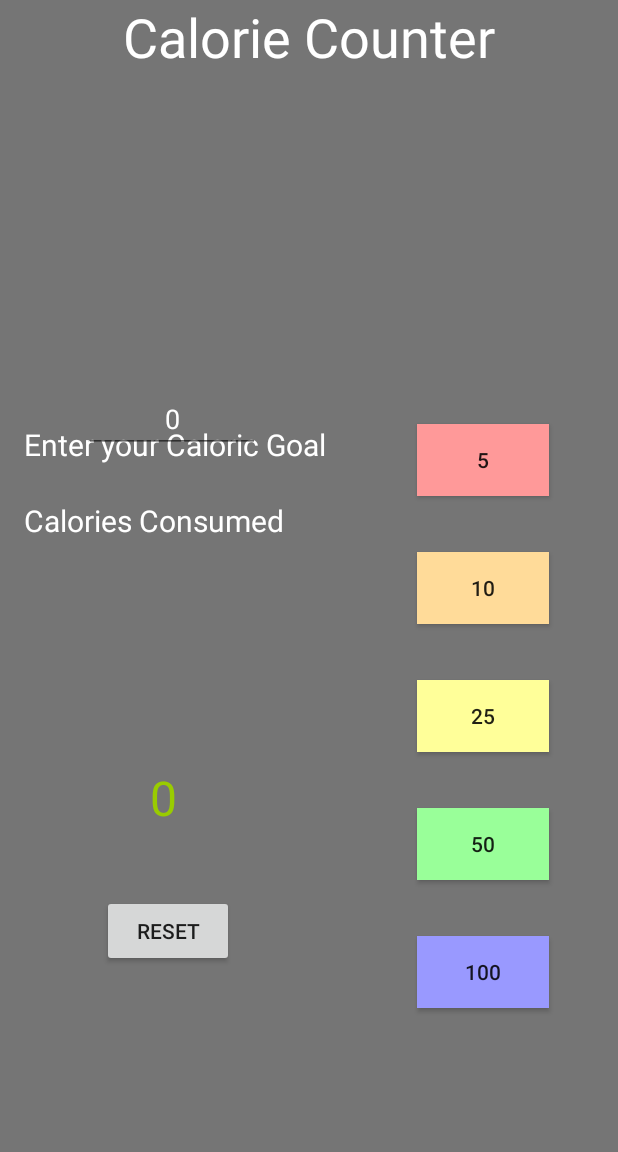
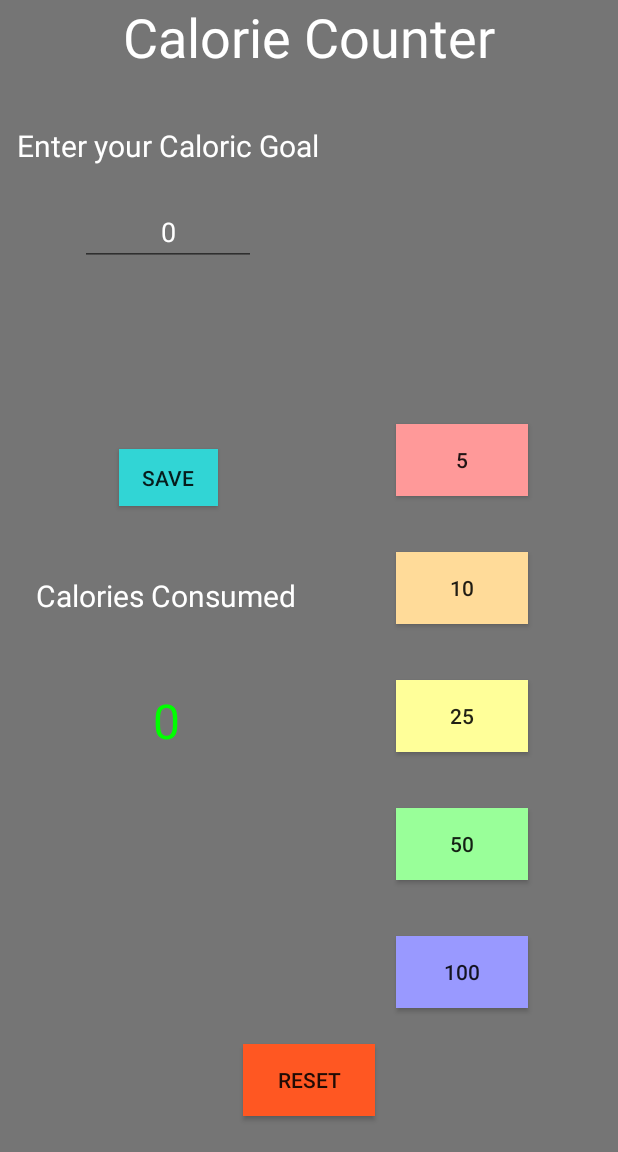
Before and after one commit to dmonreal/DailyAllotment, an Android app: the fragment CalFragment placed in its activity, on a phone screen of 412 x 824 dp, the part 84-1236 px from its top. Run offline under Robolectric (Android 15) with nearby library versions, the phone set to English and light mode, and no system bars.

Commit message:
completed sharedpref
completed the shared preference on the user input for Calorie Counter

```diff
--- a/app/src/main/java/com/monreal/deb/dailyallotment/CalFragment.java
+++ b/app/src/main/java/com/monreal/deb/dailyallotment/CalFragment.java
@@ -20,11 +20,11 @@ import android.widget.ToggleButton;
 
 public class CalFragment extends Fragment {
 
-    Button Button5, Button10, Button25, Button50, Button100, reset;
+    Button Button5, Button10, Button25, Button50, Button100, save, reset;
     TextView calTotal;
     int calories = 0;
     EditText userLimit;
-    int limit;
+    int limit = 0;
     SharedPreferences calCount, userCal;
 
     @Nullable
@@ -56,6 +56,7 @@ public class CalFragment extends Fragment {
         calTotal = rootView.findViewById(R.id.TVConsumed);
         userLimit = rootView.findViewById(R.id.userLimit);
         reset = rootView.findViewById(R.id.reset);
+        save = rootView.findViewById(R.id.save);
 
         Button5.setOnClickListener(new View.OnClickListener() {
             @Override
@@ -133,15 +134,36 @@ public class CalFragment extends Fragment {
             public void onClick(View v) {
 
                 SharedPreferences.Editor editor = calCount.edit();
-                SharedPreferences.Editor editor1 = userCal.edit();
                 editor.clear();
                 editor.commit();
+                calories = 0;
 
-                calories = 0;
+                calTotal.setTextColor(Color.GREEN);
+
+                SharedPreferences.Editor editor1 = userCal.edit();
+                editor1.clear();
+                editor1.commit();
                 limit = 0;
-                calTotal.setTextColor(Color.GREEN);
+
+                userLimit.setText(String.valueOf(limit));
                 displayCalories(calories);
-                displayLimit(limit);
+            }
+        });
+
+        save.setOnClickListener(new View.OnClickListener() {
+            @Override
+            public void onClick(View v) {
+
+                try {
+                    limit = Integer.parseInt(userLimit.getText().toString());
+                } catch (NumberFormatException ex) {
+                    Toast.makeText(getContext(), "Please enter your goal before tracking", Toast.LENGTH_SHORT);
+                }
+
+                SharedPreferences.Editor editor1 = userCal.edit();
+                editor1.putInt("upperLimit", limit);
+                editor1.apply();
+
 
             }
         });
@@ -152,29 +174,19 @@ public class CalFragment extends Fragment {
 
     }
 
-    private void displayLimit(int limit) {
-        try {
-            limit = Integer.parseInt(userLimit.getText().toString());
-        } catch (NumberFormatException ex) {
-            Toast.makeText(getContext(), "Please enter your goal before tracking", Toast.LENGTH_SHORT).show();
-        }
+    public void displayLimit(int limit){
         userLimit.setText(String.valueOf(limit));
-        SharedPreferences.Editor editor1 = userCal.edit();
-        editor1.putInt("upperLimit", limit);
-        editor1.apply();
     }
 
     private void displayCalories(int calories) {
 
         calTotal.setText(String.valueOf(calories));
 
-
-        //future development
-        /*if (calories > limit) {
+        if (calories > limit) {
             calTotal.setTextColor(Color.RED);
         } else {
             calTotal.setTextColor(Color.GREEN);
-        }*/
+        }
 
 
     }
--- a/app/src/main/res/layout/fragment_cal_count.xml
+++ b/app/src/main/res/layout/fragment_cal_count.xml
@@ -67,48 +67,47 @@
         android:id="@+id/button100"
         android:layout_width="wrap_content"
         android:layout_height="wrap_content"
-        android:layout_marginBottom="96dp"
-        android:layout_marginEnd="46dp"
+        android:layout_marginBottom="24dp"
+        android:layout_marginStart="14dp"
         android:background="#9999ff"
         android:text="@string/_100"
-        app:layout_constraintBottom_toBottomOf="parent"
-        app:layout_constraintEnd_toEndOf="parent" />
+        app:layout_constraintBottom_toTopOf="@+id/reset"
+        app:layout_constraintStart_toEndOf="@+id/reset" />
 
     <TextView
         android:id="@+id/Label"
         android:layout_width="wrap_content"
         android:layout_height="wrap_content"
-        android:layout_marginBottom="184dp"
-        android:layout_marginStart="16dp"
-        android:layout_marginTop="184dp"
+        android:layout_marginStart="24dp"
+        android:layout_marginTop="46dp"
         android:text="@string/calories_consumed"
         android:textColor="#FFFFFF"
         android:textSize="20sp"
-        app:layout_constraintBottom_toBottomOf="@+id/reset"
         app:layout_constraintStart_toStartOf="parent"
-        app:layout_constraintTop_toBottomOf="@+id/textView2" />
+        app:layout_constraintTop_toBottomOf="@+id/save" />
 
     <TextView
         android:id="@+id/TVConsumed"
         android:layout_width="wrap_content"
         android:layout_height="wrap_content"
-        android:layout_marginBottom="43dp"
-        android:layout_marginStart="32dp"
+        android:layout_marginTop="48dp"
         android:text=""
         android:textAlignment="center"
         android:textColor="@android:color/holo_green_light"
         android:textSize="32sp"
-        app:layout_constraintBottom_toTopOf="@+id/reset"
-        app:layout_constraintStart_toStartOf="@+id/reset" />
+        app:layout_constraintEnd_toEndOf="@+id/Label"
+        app:layout_constraintStart_toStartOf="@+id/Label"
+        app:layout_constraintTop_toBottomOf="@+id/Label" />
 
     <Button
         android:id="@+id/reset"
         android:layout_width="wrap_content"
         android:layout_height="wrap_content"
-        android:layout_marginBottom="123dp"
-        android:layout_marginStart="68dp"
+        android:layout_marginBottom="24dp"
+        android:background="?attr/colorError"
         android:text="reset"
         app:layout_constraintBottom_toBottomOf="parent"
+        app:layout_constraintEnd_toEndOf="parent"
         app:layout_constraintStart_toStartOf="parent" />
 
 
@@ -116,27 +115,39 @@
         android:id="@+id/limit"
         android:layout_width="wrap_content"
         android:layout_height="wrap_content"
-        android:layout_marginStart="16dp"
+        android:layout_marginStart="11dp"
+        android:layout_marginTop="83dp"
         android:text="Enter your Caloric Goal"
         android:textColor="@android:color/white"
         android:textSize="20sp"
         app:layout_constraintStart_toStartOf="parent"
-        app:layout_constraintTop_toTopOf="@+id/button5" />
+        app:layout_constraintTop_toTopOf="parent" />
 
     <EditText
         android:id="@+id/userLimit"
         android:layout_width="117dp"
         android:layout_height="wrap_content"
-        android:layout_marginBottom="31dp"
-        android:layout_marginEnd="46dp"
-        android:layout_marginStart="42dp"
+        android:layout_marginTop="21dp"
         android:ems="10"
         android:inputType="number"
         android:textAlignment="center"
         android:textColor="@android:color/white"
-        app:layout_constraintBottom_toTopOf="@+id/Label"
         app:layout_constraintEnd_toEndOf="@+id/limit"
-        app:layout_constraintStart_toStartOf="@+id/Label" />
+        app:layout_constraintStart_toStartOf="@+id/limit"
+        app:layout_constraintTop_toBottomOf="@+id/limit" />
+
+    <Button
+        android:id="@+id/save"
+        android:layout_width="66dp"
+        android:layout_height="38dp"
+        android:layout_marginBottom="149dp"
+        android:layout_marginTop="150dp"
+        android:background="?attr/colorAccent"
+        android:text="Save"
+        app:layout_constraintBottom_toBottomOf="@+id/button50"
+        app:layout_constraintEnd_toEndOf="@+id/userLimit"
+        app:layout_constraintStart_toStartOf="@+id/userLimit"
+        app:layout_constraintTop_toBottomOf="@+id/textView2" />
 
 
 </android.support.constraint.ConstraintLayout>
```
